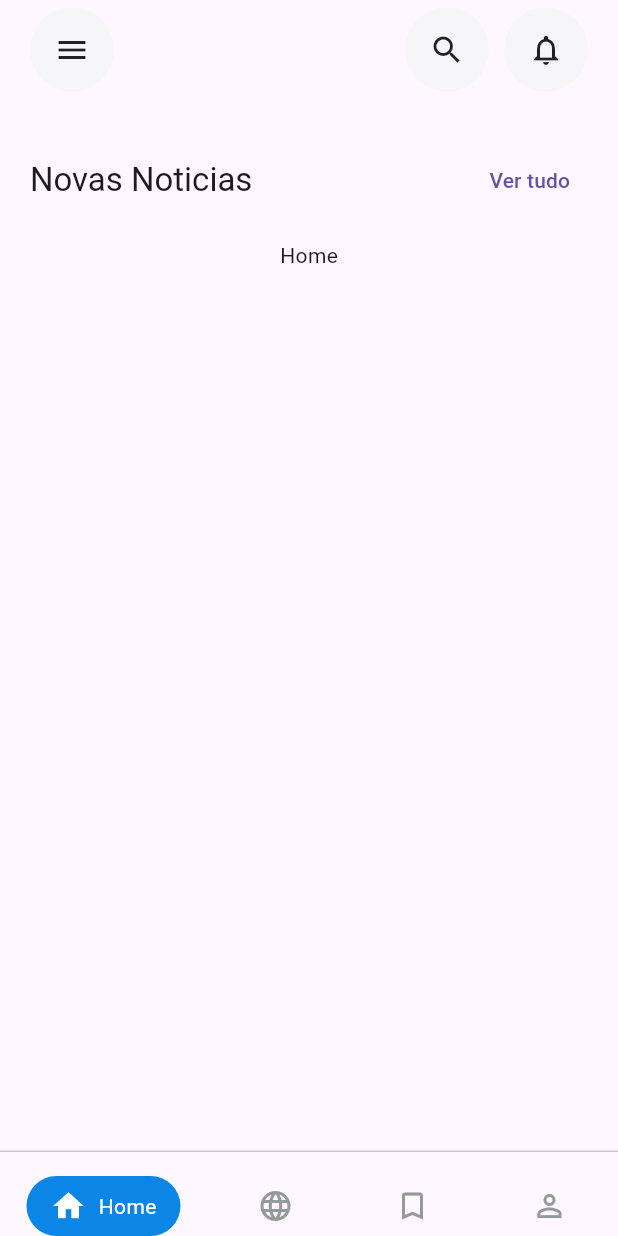
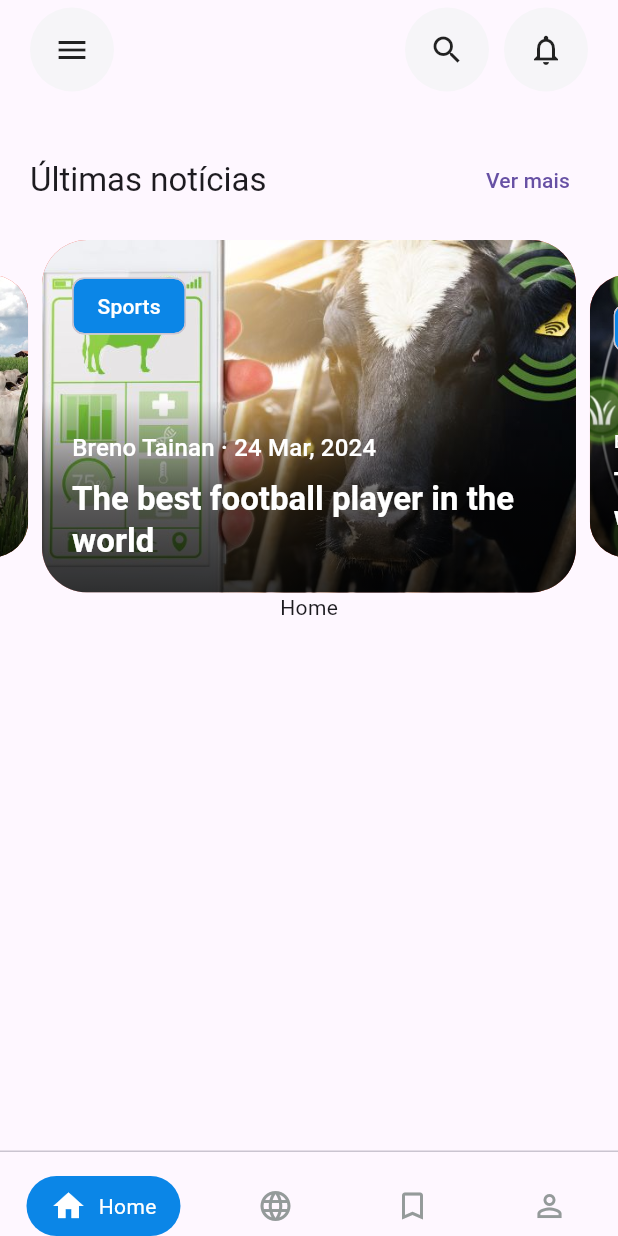
Before and after one commit to brenotainandev/pecuaria_news, a Flutter app: the screen it shows after launch, on a phone screen of 412 x 824 dp. Run offline on Flutter 3.47's test engine with Material 3 defaults, Android fonts, the phone set to English and light mode, and no system bars.

Commit message:
criando carousel slider

```diff
--- /dev/null
+++ b/lib/core/utils/app_date_formattedrs.dart
@@ -0,0 +1,7 @@
+import 'package:intl/intl.dart';
+
+class AppDateFormatters {
+  static String mdY(DateTime dt) => DateFormat(
+        'd MMM, yyyy',
+      ).format(dt);
+}
--- a/lib/dummy.dart
+++ b/lib/dummy.dart
@@ -4,7 +4,7 @@ const newsrItems = [
     'category': 'Sports',
     'author': 'Breno Tainan',
     'authorImageAssetPath': 'assets/images/raster/author_1.jpeg',
-    'date': '24-03-2024',
+    'date': '2024-03-24',
     'title': 'The best football player in the world',
     'content':
         '''Lorem ipsum dolor sit amet, consectetur adipiscing elit. Sed ut purus eget sapien
@@ -18,7 +18,7 @@ const newsrItems = [
     'category': 'Technology',
     'author': 'Breno Tainan',
     'authorImageAssetPath': 'assets/images/raster/author_1.jpeg',
-    'date': '24-03-2024',
+    'date': '2024-03-24',
     'title': 'The best technology in the world',
     'content':
         '''Lorem ipsum dolor sit amet, consectetur adipiscing elit. Sed ut purus eget sapien
@@ -32,7 +32,7 @@ const newsrItems = [
     'category': 'Science',
     'author': 'Breno Tainan',
     'authorImageAssetPath': 'assets/images/raster/author_1.jpeg',
-    'date': '24-03-2024',
+    'date': '2024-03-24',
     'title': 'The best science in the world',
     'content':
         '''Lorem ipsum dolor sit amet, consectetur adipiscing elit. Sed ut purus eget sapien
@@ -46,7 +46,7 @@ const newsrItems = [
     'category': 'Sports',
     'author': 'Breno Tainan',
     'authorImageAssetPath': 'assets/images/raster/author_1.jpeg',
-    'date': '24-03-2024',
+    'date': '2024-03-24',
     'title': 'The best football player in the world',
     'content':
         '''Lorem ipsum dolor sit amet, consectetur adipiscing elit. Sed ut purus eget sapien
--- a/lib/features/home/pages/home_page.dart
+++ b/lib/features/home/pages/home_page.dart
@@ -1,5 +1,6 @@
 import 'package:flutter/material.dart';
 import 'package:pecuaria_news/features/home/widgets/home_heading.dart';
+import 'package:pecuaria_news/features/home/widgets/home_slider.dart';
 import 'package:pecuaria_news/features/home/widgets/home_top_buttons.dart';
 
 class HomePage extends StatelessWidget {
@@ -13,9 +14,13 @@ class HomePage extends StatelessWidget {
           children: [
             const HomeTopButtons(),
             HomeHeading(
-                title: 'Novas Noticias',
-                trailing: TextButton(
-                    onPressed: () {}, child: const Text('Ver tudo'))),
+              title: 'Últimas notícias',
+              trailing: TextButton(
+                onPressed: () {},
+                child: const Text('Ver mais'),
+              ),
+            ),
+            const HomeSlide(),
             const Center(
               child: Text('Home'),
             ),
--- /dev/null
+++ b/lib/features/home/widgets/home_slider.dart
@@ -0,0 +1,54 @@
+import 'package:flutter/material.dart';
+import 'package:pecuaria_news/dummy.dart';
+import 'package:pecuaria_news/features/home/widgets/home_slider_item.dart';
+
+class HomeSlide extends StatefulWidget {
+  const HomeSlide({super.key});
+
+  @override
+  State<HomeSlide> createState() => _HomeSlideState();
+}
+
+class _HomeSlideState extends State<HomeSlide> {
+  late final PageController _pageController;
+
+  int _pageIndex = 0;
+
+  @override
+  void initState() {
+    _pageController = PageController(viewportFraction: 0.8, initialPage: 1000);
+    super.initState();
+  }
+
+  @override
+  void dispose() {
+    _pageController.dispose();
+    super.dispose();
+  }
+
+  @override
+  Widget build(BuildContext context) {
+    return SizedBox(
+      height: 235,
+      child: PageView.builder(
+        onPageChanged: (index) {
+          setState(() {
+            _pageIndex = index % newsrItems.length;
+          });
+        },
+        controller: _pageController,
+        itemBuilder: (context, index) {
+          final i = index % newsrItems.length;
+          return HomeSliderItem(
+            isActived: _pageIndex == i,
+            imageAssetPath: newsrItems[i]['imageAssetPath']!,
+            category: newsrItems[i]['category']!,
+            title: newsrItems[i]['title']!,
+            author: newsrItems[i]['author']!,
+            date: DateTime.parse(newsrItems[i]['date']!),
+          );
+        },
+      ),
+    );
+  }
+}
--- /dev/null
+++ b/lib/features/home/widgets/home_slider_item.dart
@@ -0,0 +1,100 @@
+import 'package:flutter/material.dart';
+import 'package:flutter/widgets.dart';
+import 'package:pecuaria_news/core/utils/app_date_formattedrs.dart';
+import 'package:pecuaria_news/theme/app_colors.dart';
+
+class HomeSliderItem extends StatelessWidget {
+  final bool isActived;
+  final String imageAssetPath;
+  final String category;
+  final String title;
+  final String author;
+  final DateTime date;
+
+  const HomeSliderItem({
+    super.key,
+    required this.isActived,
+    required this.imageAssetPath,
+    required this.category,
+    required this.title,
+    required this.author,
+    required this.date,
+  });
+
+  @override
+  Widget build(BuildContext context) {
+    return FractionallySizedBox(
+      widthFactor: 1.08,
+      child: AnimatedScale(
+        duration: const Duration(milliseconds: 400),
+        scale: isActived ? 1 : 0.8,
+        child: ClipRRect(
+          borderRadius: BorderRadius.circular(30),
+          child: Stack(
+            alignment: AlignmentDirectional.bottomCenter,
+            children: [
+              Container(
+                color: Colors.red,
+              ),
+              Image.asset(
+                imageAssetPath,
+                fit: BoxFit.cover,
+                width: double.maxFinite,
+                height: double.maxFinite,
+              ),
+              Positioned(
+                top: 20,
+                left: 20,
+                child: Chip(
+                  label: Text(
+                    category,
+                    style: const TextStyle(color: AppColors.white),
+                  ),
+                  backgroundColor: Theme.of(context).primaryColor,
+                ),
+              ),
+              Container(
+                width: double.maxFinite,
+                padding: const EdgeInsets.all(20),
+                decoration: const BoxDecoration(
+                  gradient: LinearGradient(
+                    colors: [
+                      AppColors.black08,
+                      AppColors.black06,
+                      AppColors.black00,
+                    ],
+                    begin: Alignment.bottomCenter,
+                    end: Alignment.topCenter,
+                  ),
+                ),
+                child: Column(
+                  crossAxisAlignment: CrossAxisAlignment.start,
+                  mainAxisSize: MainAxisSize.min,
+                  children: [
+                    Text(
+                      '$author · ${AppDateFormatters.mdY(date)}',
+                      style: Theme.of(context).textTheme.subtitle1?.copyWith(
+                            color: AppColors.white,
+                          ),
+                      maxLines: 1,
+                    ),
+                    const SizedBox(
+                      height: 8,
+                    ),
+                    Text(
+                      title,
+                      style: Theme.of(context).textTheme.headline6?.copyWith(
+                            color: AppColors.white,
+                            fontWeight: FontWeight.bold,
+                          ),
+                    ),
+                  ],
+                ),
+              )
+            ],
+          ),
+        ),
+      ),
+    );
+  }
+}
--- a/lib/theme/app_colors.dart
+++ b/lib/theme/app_colors.dart
@@ -4,9 +4,14 @@ class AppColors {
   static const Color azureRadiance = Color(0xFF0B86E7);
 
   static const Color white = Color(0xFFFFFFFF);
+  static const Color black = Color(0xFF000000);
+  static const Color black06 = Color(0x99000000);
+  static const Color black08 = Color(0xCC000000);
+  static const Color black00 = Color(0x00000000);
 
   static const Color osloGrey = Color(0xFF949A9A);
   static const Color athenasGrey = Color(0xFFF6F5F8);
+
   static const MaterialColor azureRadianceSwtch = MaterialColor(
     0xFF0B86E7,
     _azureRadianceMap,
--- a/pubspec.yaml
+++ b/pubspec.yaml
@@ -14,6 +14,7 @@ dependencies:
   flutter:
     sdk: flutter
 
+  intl: ^0.17.0
 
   cupertino_icons: ^1.0.6
 
```
